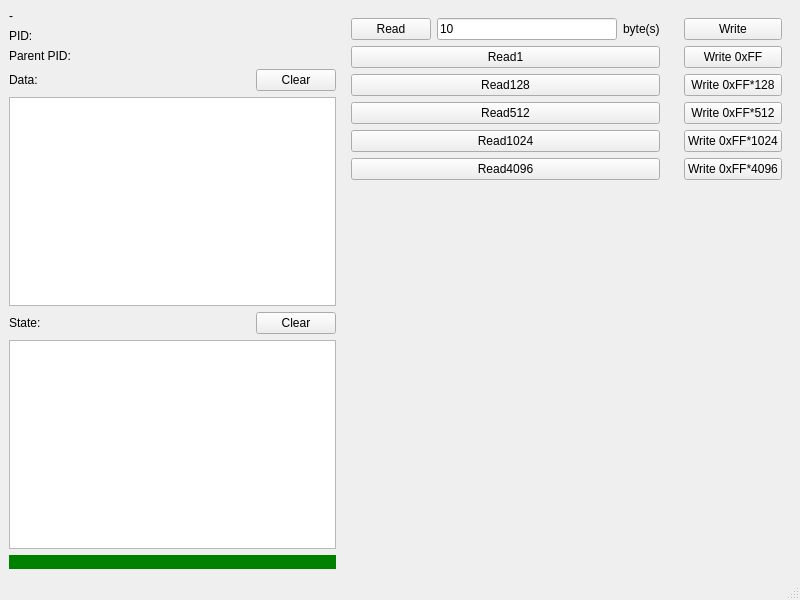
Qt form Real/EX3/pipe/anonymousPipe/mainwindow.ui (wh201906/OS_course) before a commit.
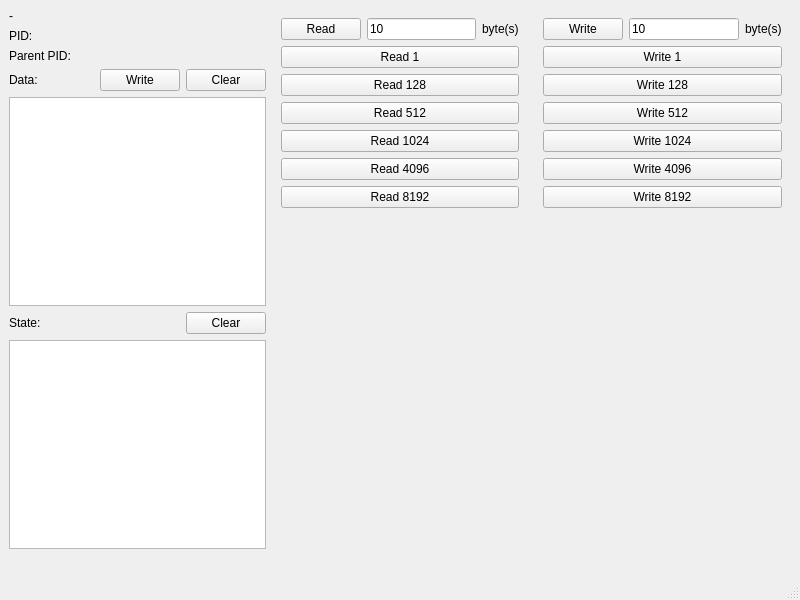
The same form after that commit.

Diff of the .ui file:
```diff
--- a/Real/EX3/pipe/anonymousPipe/mainwindow.ui
+++ b/Real/EX3/pipe/anonymousPipe/mainwindow.ui
@@ -14,7 +14,7 @@
    <string>MainWindow</string>
   </property>
   <widget class="QWidget" name="centralwidget">
-   <layout class="QHBoxLayout" name="horizontalLayout_4">
+   <layout class="QHBoxLayout" name="horizontalLayout_5">
     <item>
      <layout class="QVBoxLayout" name="verticalLayout_3">
       <item>
@@ -60,6 +60,13 @@
           </property>
          </spacer>
         </item>
+        <item>
+         <widget class="QPushButton" name="writeButton">
+          <property name="text">
+           <string>Write</string>
+          </property>
+         </widget>
+        </item>
         <item>
          <widget class="QPushButton" name="clearDataButton">
           <property name="text">
@@ -112,9 +119,6 @@
       </item>
       <item>
        <widget class="QLabel" name="runningLabel">
-        <property name="styleSheet">
-         <string notr="true">background-color:green;</string>
-        </property>
         <property name="text">
          <string/>
         </property>
@@ -153,35 +157,42 @@
        <item>
         <widget class="QPushButton" name="read1Button">
          <property name="text">
-          <string>Read1</string>
+          <string>Read 1</string>
          </property>
         </widget>
        </item>
        <item>
         <widget class="QPushButton" name="read128Button">
          <property name="text">
-          <string>Read128</string>
+          <string>Read 128</string>
          </property>
         </widget>
        </item>
        <item>
         <widget class="QPushButton" name="read512Button">
          <property name="text">
-          <string>Read512</string>
+          <string>Read 512</string>
          </property>
         </widget>
        </item>
        <item>
         <widget class="QPushButton" name="read1024Button">
          <property name="text">
-          <string>Read1024</string>
+          <string>Read 1024</string>
          </property>
         </widget>
        </item>
        <item>
         <widget class="QPushButton" name="read4096Button">
          <property name="text">
-          <string>Read4096</string>
+          <string>Read 4096</string>
+         </property>
+        </widget>
+       </item>
+       <item>
+        <widget class="QPushButton" name="read8192Button">
+         <property name="text">
+          <string>Read 8192</string>
          </property>
         </widget>
        </item>
@@ -205,44 +216,69 @@
      <widget class="QWidget" name="writeWidget" native="true">
       <layout class="QVBoxLayout" name="verticalLayout_2">
        <item>
-        <widget class="QPushButton" name="writeButton">
-         <property name="text">
-          <string>Write</string>
-         </property>
-        </widget>
+        <layout class="QHBoxLayout" name="horizontalLayout_4">
+         <item>
+          <widget class="QPushButton" name="writeSomeButton">
+           <property name="text">
+            <string>Write</string>
+           </property>
+          </widget>
+         </item>
+         <item>
+          <widget class="QLineEdit" name="writeNumEdit">
+           <property name="text">
+            <string>10</string>
+           </property>
+          </widget>
+         </item>
+         <item>
+          <widget class="QLabel" name="label_4">
+           <property name="text">
+            <string>byte(s)</string>
+           </property>
+          </widget>
+         </item>
+        </layout>
        </item>
        <item>
         <widget class="QPushButton" name="write1Button">
          <property name="text">
-          <string>Write 0xFF</string>
+          <string>Write 1</string>
          </property>
         </widget>
        </item>
        <item>
         <widget class="QPushButton" name="write128Button">
          <property name="text">
-          <string>Write 0xFF*128</string>
+          <string>Write 128</string>
          </property>
         </widget>
        </item>
        <item>
         <widget class="QPushButton" name="write512Button">
          <property name="text">
-          <string>Write 0xFF*512</string>
+          <string>Write 512</string>
          </property>
         </widget>
        </item>
        <item>
         <widget class="QPushButton" name="write1024Button">
          <property name="text">
-          <string>Write 0xFF*1024</string>
+          <string>Write 1024</string>
          </property>
         </widget>
        </item>
        <item>
         <widget class="QPushButton" name="write4096Button">
          <property name="text">
-          <string>Write 0xFF*4096</string>
+          <string>Write 4096</string>
+         </property>
+        </widget>
+       </item>
+       <item>
+        <widget class="QPushButton" name="write8192Button">
+         <property name="text">
+          <string>Write 8192</string>
          </property>
         </widget>
        </item>
```
Left out of the diff: 2 changed lines with no effect on the pictures.
